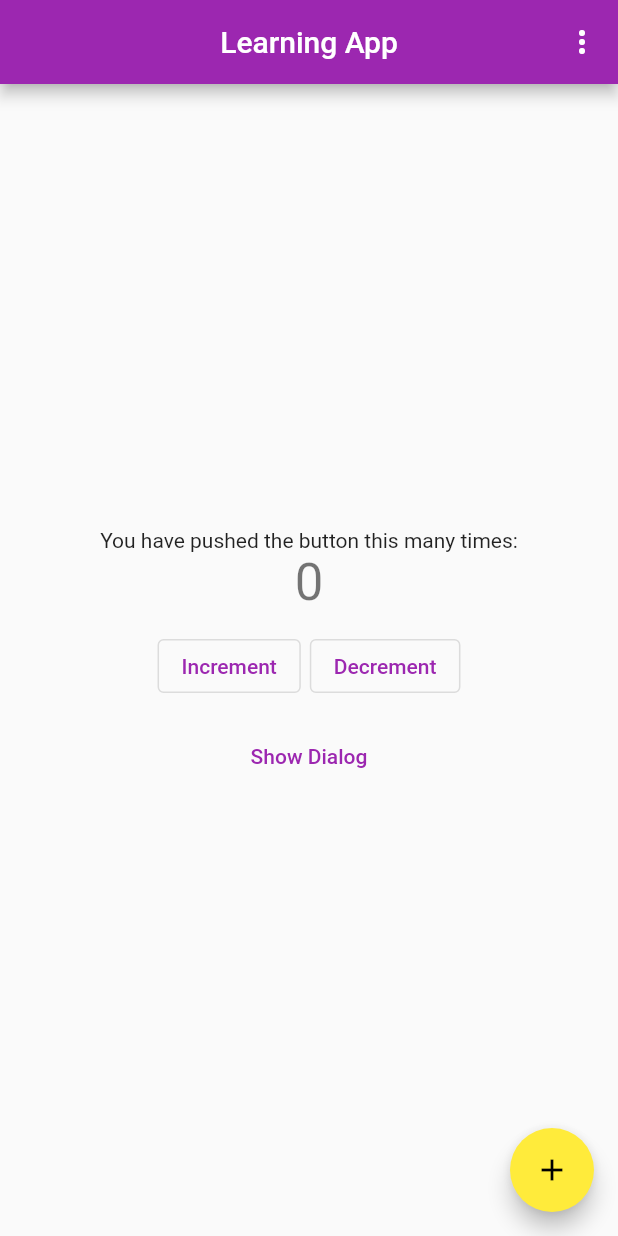
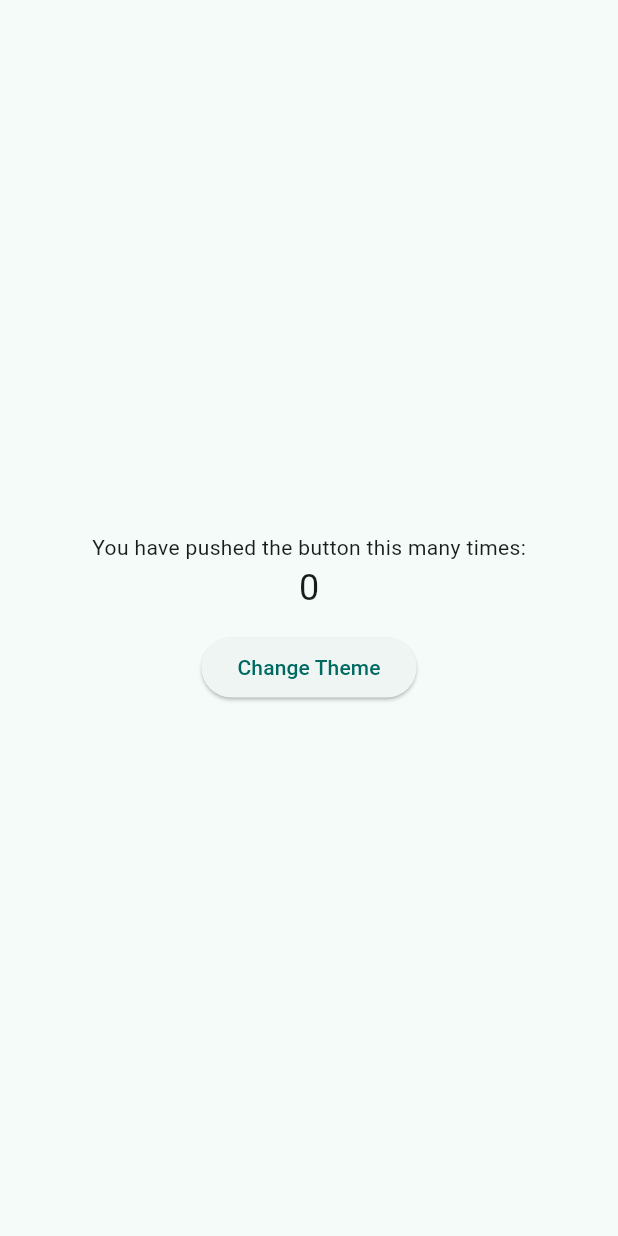
Before and after one commit to Jcmljunior-Archives/learning-app, a Flutter app: the screen it shows after launch, on a phone screen of 412 x 824 dp. Run offline on Flutter 3.47's test engine with Material 2 defaults, Android fonts, the phone set to English and light mode, and no system bars.

Commit message:
Refatoração de projeto

```diff
--- /dev/null
+++ b/lib/app/bootstrap.dart
@@ -0,0 +1,74 @@
+import 'package:flutter/material.dart';
+import 'package:learning_app/app/controller/bootstrap_controller.dart';
+
+import 'view/splash_screen_view.dart';
+import 'view/initial_view.dart';
+
+class Bootstrap extends StatefulWidget {
+  const Bootstrap({Key? key}) : super(key: key);
+
+  @override
+  State<StatefulWidget> createState() => BootstrapState();
+}
+
+class BootstrapState extends State<Bootstrap> {
+  final BootstrapController _controller = BootstrapController();
+
+  @override
+  initState() {
+    super.initState();
+    updateTheme(
+      _controller.splashScreenModel.colorSelected,
+      _controller.splashScreenModel.useMaterial3,
+      _controller.splashScreenModel.useLightMode,
+    );
+  }
+
+  void updateTheme(int colorIndex, bool useMaterial3, bool useLightMode) {
+    setState(() {
+      _controller.splashScreenModel.themeData = _controller.splashScreenModel
+          .updateTheme(colorIndex, useMaterial3, useLightMode);
+    });
+  }
+
+  void handleBrightnessChange() {
+    setState(() {
+      _controller.splashScreenModel.handleBrightnessChange();
+    });
+  }
+
+  void handleMaterialVersionChange() {
+    setState(() {
+      _controller.splashScreenModel.handleMaterialVersionChange();
+    });
+  }
+
+  void handleColorSelect(int value) {
+    setState(() {
+      _controller.splashScreenModel.handleColorSelect(value);
+    });
+  }
+
+  /*
+   * Retorna as rotas da aplicação.
+   */
+  Map<String, WidgetBuilder> getAllRoutes() {
+    return <String, WidgetBuilder>{
+      '/': (BuildContext context) => const SplashScreenView(),
+      '/initial': (BuildContext context) => const InitialView(),
+    };
+  }
+
+  @override
+  Widget build(BuildContext context) {
+    return MaterialApp(
+      debugShowCheckedModeBanner: false,
+      themeMode: _controller.splashScreenModel.useLightMode
+          ? ThemeMode.light
+          : ThemeMode.dark,
+      theme: _controller.splashScreenModel.themeData,
+      initialRoute: '/',
+      routes: getAllRoutes(),
+    );
+  }
+}
--- a/lib/app/component/button_component.dart
+++ /dev/null
@@ -1,17 +0,0 @@
-import 'package:flutter/material.dart';
-
-import '../view/initial_view.dart';
-
-class ButtonComponent extends StatelessWidget {
-  const ButtonComponent({super.key});
-
-  @override
-  FloatingActionButton build(BuildContext context) {
-    return FloatingActionButton(
-      onPressed: () {
-        context.findAncestorStateOfType<InitialViewState>()?.increment();
-      },
-      child: const Icon(Icons.add),
-    );
-  }
-}
--- a/lib/app/component/dialog_component.dart
+++ /dev/null
@@ -1,29 +0,0 @@
-import 'package:flutter/material.dart';
-
-class DialogComponent extends StatelessWidget {
-  const DialogComponent({Key? key}) : super(key: key);
-
-  @override
-  Widget build(BuildContext context) {
-    return TextButton(
-      onPressed: () => showDialog<String>(
-        context: context,
-        builder: (BuildContext context) => AlertDialog(
-          title: const Text('AlertDialog Title'),
-          content: const Text('AlertDialog description'),
-          actions: <Widget>[
-            TextButton(
-              onPressed: () => Navigator.pop(context, 'Cancel'),
-              child: const Text('Cancel'),
-            ),
-            TextButton(
-              onPressed: () => Navigator.pop(context, 'OK'),
-              child: const Text('OK'),
-            ),
-          ],
-        ),
-      ),
-      child: const Text('Show Dialog'),
-    );
-  }
-}
--- /dev/null
+++ b/lib/app/controller/bootstrap_controller.dart
@@ -0,0 +1,13 @@
+import '../model/bootstrap_model.dart';
+
+class BootstrapController {
+  static final BootstrapController _controller =
+      BootstrapController._internal();
+
+  factory BootstrapController() => _controller;
+
+  BootstrapController._internal();
+
+  BootstrapModel splashScreenModel =
+      BootstrapModel(useMaterial3: true, useLightMode: true, colorSelected: 0);
+}
--- a/lib/app/controller/counter_controller.dart
+++ /dev/null
@@ -1,11 +0,0 @@
-import '../model/counter_model.dart';
-
-class CounterController {
-  static final CounterController _controller = CounterController._internal();
-
-  factory CounterController() => _controller;
-
-  CounterController._internal();
-
-  CounterModel counter = CounterModel(count: 0);
-}
--- /dev/null
+++ b/lib/app/model/bootstrap_model.dart
@@ -0,0 +1,58 @@
+import 'package:flutter/material.dart';
+
+const Color baseColor = Color.fromRGBO(33, 159, 148, 1);
+const List<Color> colorOptions = [
+  baseColor,
+  Colors.blue,
+  Colors.teal,
+  Colors.green,
+  Colors.yellow,
+  Colors.orange,
+  Colors.pink
+];
+const List<String> colorText = <String>[
+  "Baseline",
+  "Blue",
+  "Teal",
+  "Green",
+  "Yellow",
+  "Orange",
+  "Pink",
+];
+
+class BootstrapModel {
+  bool useMaterial3;
+  bool useLightMode;
+  int colorSelected;
+
+  late ThemeData themeData;
+
+  BootstrapModel({
+    required this.useMaterial3,
+    required this.useLightMode,
+    required this.colorSelected,
+  });
+
+  ThemeData updateTheme(int colorIndex, bool useMaterial3, bool useLightMode) {
+    return ThemeData(
+      colorSchemeSeed: colorOptions[colorSelected],
+      useMaterial3: useMaterial3,
+      brightness: useLightMode ? Brightness.light : Brightness.dark,
+    );
+  }
+
+  void handleBrightnessChange() {
+    useLightMode = !useLightMode;
+    themeData = updateTheme(colorSelected, useMaterial3, useLightMode);
+  }
+
+  void handleMaterialVersionChange() {
+    useMaterial3 = !useMaterial3;
+    themeData = updateTheme(colorSelected, useMaterial3, useLightMode);
+  }
+
+  void handleColorSelect(int value) {
+    colorSelected = value;
+    themeData = updateTheme(colorSelected, useMaterial3, useLightMode);
+  }
+}
--- a/lib/app/model/counter_model.dart
+++ /dev/null
@@ -1,8 +0,0 @@
-class CounterModel {
-  int count = 0;
-
-  CounterModel({required this.count});
-
-  void increment() => count += 1;
-  void decrement() => count -= 1;
-}
--- a/lib/app/view/initial_view.dart
+++ b/lib/app/view/initial_view.dart
@@ -1,8 +1,5 @@
 import 'package:flutter/material.dart';
-
-import '../controller/counter_controller.dart';
-import '../component/button_component.dart';
-import '../component/dialog_component.dart';
+import 'package:learning_app/app/bootstrap.dart';
 
 class InitialView extends StatefulWidget {
   const InitialView({Key? key}) : super(key: key);
@@ -12,94 +9,39 @@ class InitialView extends StatefulWidget {
 }
 
 class InitialViewState extends State<InitialView> {
-  final CounterController _controller = CounterController();
-
-  void increment() {
-    setState(() {
-      _controller.counter.increment();
-    });
-  }
-
-  void decrement() {
-    setState(() {
-      _controller.counter.decrement();
-    });
-  }
-
   @override
   Widget build(BuildContext context) {
     return Scaffold(
-      appBar: AppBar(
-        title: const Text('Learning App'),
-        centerTitle: true,
-        actions: <Widget>[
-          PopupMenuButton(
-            position: PopupMenuPosition.under,
-            itemBuilder: (context) => [
-              PopupMenuItem(
-                onTap: null,
-                child: Row(
-                  children: const <Widget>[
-                    Icon(
-                      Icons.settings,
-                      color: Colors.black,
-                    ),
-                    SizedBox(
-                      width: 6,
-                    ),
-                    Text("Setting"),
-                  ],
+      body: Row(
+        crossAxisAlignment: CrossAxisAlignment.center,
+        mainAxisAlignment: MainAxisAlignment.center,
+        children: <Widget>[
+          Column(
+            crossAxisAlignment: CrossAxisAlignment.center,
+            mainAxisAlignment: MainAxisAlignment.center,
+            children: <Widget>[
+              const Text('You have pushed the button this many times:'),
+              const Text(
+                '0',
+                style: TextStyle(
+                  fontSize: 24,
                 ),
+              ),
+              const SizedBox(
+                height: 12,
+              ),
+              ElevatedButton(
+                onPressed: () {
+                  context
+                      .findAncestorStateOfType<BootstrapState>()
+                      ?.handleBrightnessChange();
+                },
+                child: const Text('Change Theme'),
               ),
             ],
           ),
         ],
-        // backgroundColor: Theme.of(context).primaryColor,
       ),
-      body: Center(
-        child: Column(
-          mainAxisAlignment: MainAxisAlignment.center,
-          children: <Widget>[
-            const Text(
-              'You have pushed the button this many times:',
-            ),
-            Text(
-              '${_controller.counter.count}',
-              style: Theme.of(context).textTheme.headline4,
-            ),
-            const SizedBox(
-              height: 12,
-            ),
-            Row(
-              crossAxisAlignment: CrossAxisAlignment.center,
-              mainAxisAlignment: MainAxisAlignment.center,
-              children: [
-                OutlinedButton(
-                  onPressed: increment,
-                  child: const Text('Increment'),
-                ),
-                const SizedBox(
-                  width: 6,
-                ),
-                OutlinedButton(
-                  onPressed: decrement,
-                  child: const Text('Decrement'),
-                ),
-              ],
-            ),
-            const SizedBox(
-              height: 12,
-            ),
-            Row(
-              mainAxisAlignment: MainAxisAlignment.center,
-              children: const <Widget>[
-                DialogComponent(),
-              ],
-            )
-          ],
-        ),
-      ),
-      floatingActionButton: const ButtonComponent(),
     );
   }
 }
```
Also changed, not shown: lib/main.dart (+2 -21 lines).
